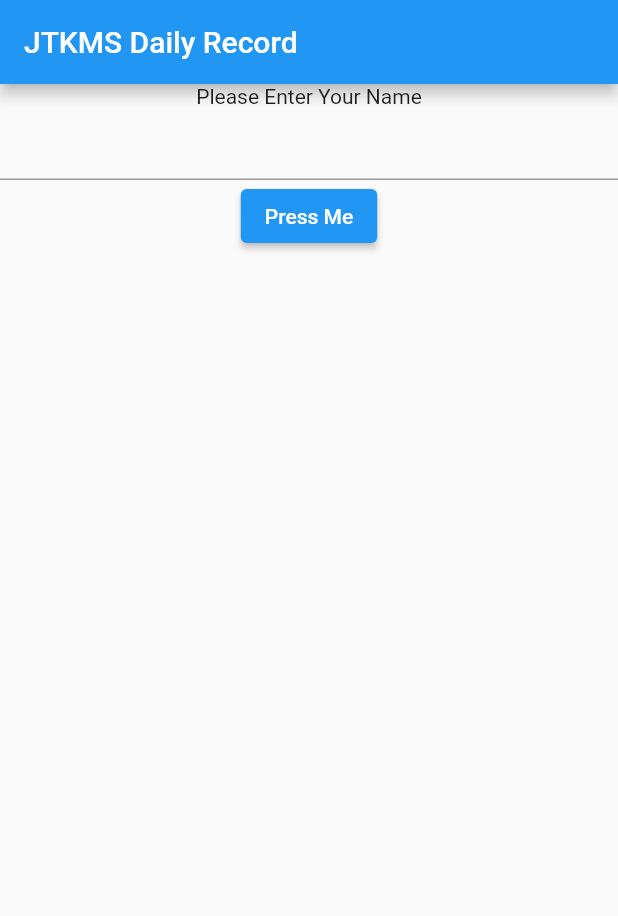
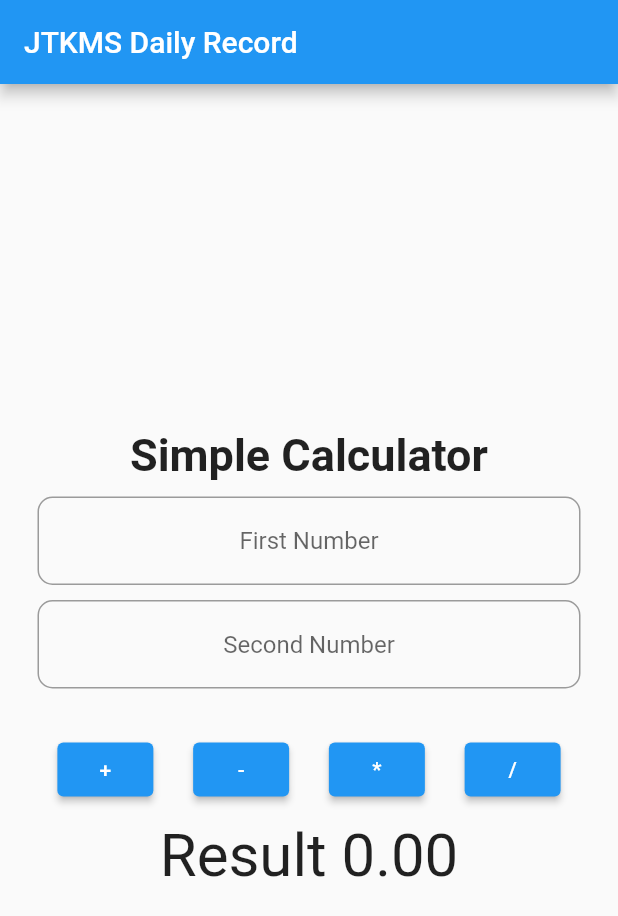
Before and after one commit to amirul-yusoff/basic_app, a Flutter app: the screen it shows after launch, on a phone screen of 412 x 824 dp. Shown: the top 916 px of the screen. Run offline on Flutter 3.47's test engine with Material 2 defaults, Android fonts, the phone set to English and light mode, and no system bars.

Commit message:
Update main.dart

```diff
--- a/lib/main.dart
+++ b/lib/main.dart
@@ -10,8 +10,11 @@ class MyApp extends StatefulWidget {
 }
 
 class _MyAppState extends State<MyApp> {
-  TextEditingController textEditingController = TextEditingController();
-  String _value = "";
+  TextEditingController firsttextEditingController = TextEditingController();
+  TextEditingController secondtextEditingController = TextEditingController();
+  double _firstValue = 0;
+  double _secondValue = 0;
+  double _resultValue = 0;
 
   @override
   Widget build(BuildContext context) {
@@ -21,22 +24,92 @@ class _MyAppState extends State<MyApp> {
           title: const Text('JTKMS Daily Record'),
         ),
         body: Center(
+            child: Padding(
+          padding: const EdgeInsets.all(25.0),
+          child: SingleChildScrollView(
             child: Column(
-          children: [
-            const Text('Please Enter Your Name'),
-            TextField(controller: textEditingController),
-            ElevatedButton(onPressed: _pressMe, child: const Text('Press Me')),
-            Text(_value)
-          ],
+              children: [
+                const Text(
+                  'Simple Calculator',
+                  style: TextStyle(fontSize: 30, fontWeight: FontWeight.bold),
+                ),
+                const SizedBox(
+                  height: 10,
+                ),
+                // const Text('Please Enter 1st Number'),
+                TextField(
+                    controller: firsttextEditingController,
+                    decoration: InputDecoration(
+                        hintText: 'First Number',
+                        border: OutlineInputBorder(
+                            borderRadius: BorderRadius.circular(10.0))),
+                    keyboardType: const TextInputType.numberWithOptions(),
+                    textAlign: TextAlign.center),
+                const SizedBox(
+                  height: 10,
+                ),
+                // const Text('Please Enter 2st Number'),
+                TextField(
+                    controller: secondtextEditingController,
+                    decoration: InputDecoration(
+                        hintText: 'Second Number',
+                        border: OutlineInputBorder(
+                            borderRadius: BorderRadius.circular(10.0))),
+                    keyboardType: const TextInputType.numberWithOptions(),
+                    textAlign: TextAlign.center),
+                const SizedBox(
+                  height: 30,
+                ),
+                Row(
+                  mainAxisAlignment: MainAxisAlignment.spaceAround,
+                  children: [
+                    ElevatedButton(
+                        onPressed: () => {_calculate('+')},
+                        child: const Text('+')),
+                    ElevatedButton(
+                        onPressed: () => {_calculate('-')},
+                        child: const Text('-')),
+                    ElevatedButton(
+                        onPressed: () => {_calculate('*')},
+                        child: const Text('*')),
+                    ElevatedButton(
+                        onPressed: () => {_calculate('/')},
+                        child: const Text('/')),
+                  ],
+                ),
+                const SizedBox(
+                  height: 10,
+                ),
+                Text("Result " + _resultValue.toStringAsFixed(2),
+                    style: const TextStyle(fontSize: 40))
+              ],
+            ),
+          ),
         )),
       ),
     );
   }
 
-  void _pressMe() {
+  void _calculate(String operation) {
     setState(() {
-      _value = textEditingController.text;
-      print(_value);
+      double _firstValue = double.parse(firsttextEditingController.text);
+      double _secondValue = double.parse(secondtextEditingController.text);
+      switch (operation) {
+        case "+":
+          _resultValue = _firstValue + _secondValue;
+          break;
+        case "-":
+          _resultValue = _firstValue - _secondValue;
+          break;
+        case "*":
+          _resultValue = _firstValue * _secondValue;
+          break;
+        case "/":
+          _resultValue = _firstValue / _secondValue;
+          break;
+      }
+
+      // print(operation);
     });
   }
 }
```
